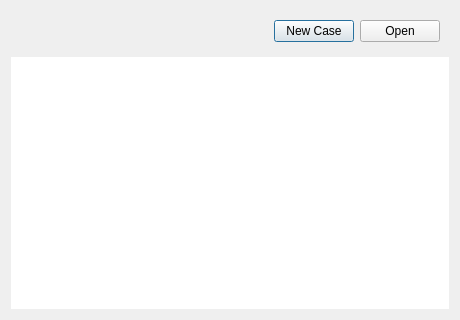
The window that src/foammesh/view/widgets/project_dialog.ui (TheErevnaa/FoamMesh) describes before a commit, drawn with Qt 5.
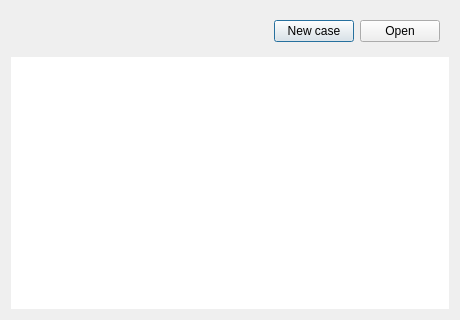
The same window after the commit.

The edit to the form file:
```diff
--- a/src/foammesh/view/widgets/project_dialog.ui
+++ b/src/foammesh/view/widgets/project_dialog.ui
@@ -39,7 +39,7 @@
       <item>
        <widget class="QPushButton" name="newCase">
         <property name="text">
-         <string>New Case</string>
+         <string>New case</string>
         </property>
        </widget>
       </item>
```
